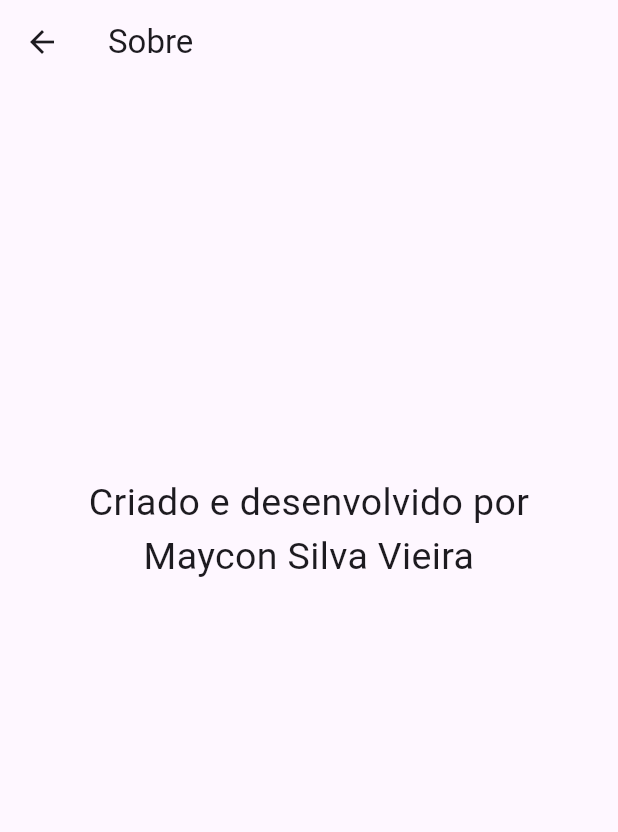
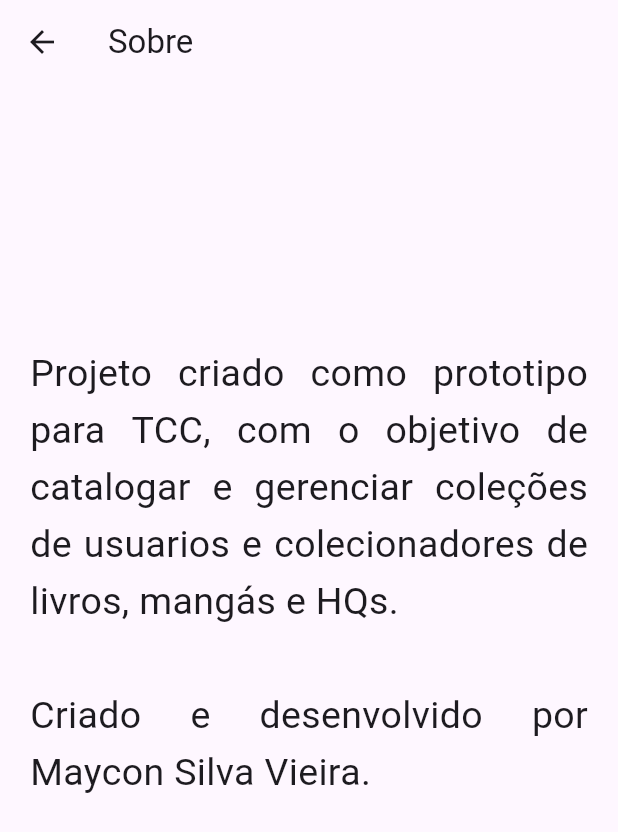
Before and after one commit to Maycon-S-Vieira/Collectory, a Flutter app: the IniView screen opened by its route, after a tap on "Sobre", on a phone screen of 412 x 824 dp. Shown: the top 832 px of the screen. Run offline on Flutter 3.47's test engine with Material 3 defaults, Android fonts, the phone set to English and light mode, and no system bars; our stand-ins replace device_preview, get_it.

Commit message:
Alteração no texto da tela sobre

```diff
--- a/collectory/lib/main.dart
+++ b/collectory/lib/main.dart
@@ -36,7 +36,7 @@ class MyApp extends StatelessWidget {
       //
       //Navegação
       //
-      initialRoute: 'login',
+      initialRoute: 'sobre',
       routes: {
         'cadastro': (context) => const CadastroView(),
         'iniciar': (context) => const IniView(),
--- a/collectory/lib/view/sobre.dart
+++ b/collectory/lib/view/sobre.dart
@@ -29,9 +29,11 @@ class _SobreViewState extends State<SobreView> {
           Padding(
             padding: const EdgeInsets.symmetric(horizontal: 20),
             child: Text(
-              'Criado e desenvolvido por Maycon Silva Vieira',
-              textAlign: TextAlign.center,
-              style: TextStyle(fontSize: 25),
+              'Projeto criado como prototipo para TCC, com o objetivo de catalogar e gerenciar coleções'
+              ' de usuarios e colecionadores de livros, mangás e HQs.\n\n'
+              'Criado e desenvolvido por Maycon Silva Vieira.',
+              textAlign: TextAlign.justify,
+              style: TextStyle(fontSize: 25, height: 1.5),
             ),
           ),
           const Spacer(flex: 5),
```
